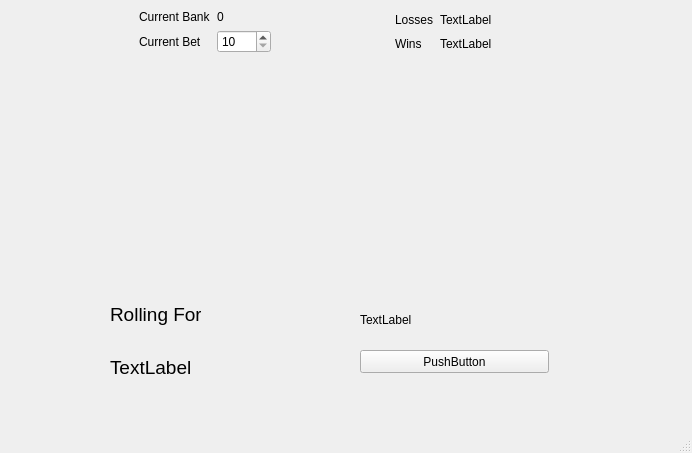
Qt form CrapsMainWindow.ui (SNHU-CETA-CSE/crapsnqt-nathanielpatrick-lemana) before a commit.
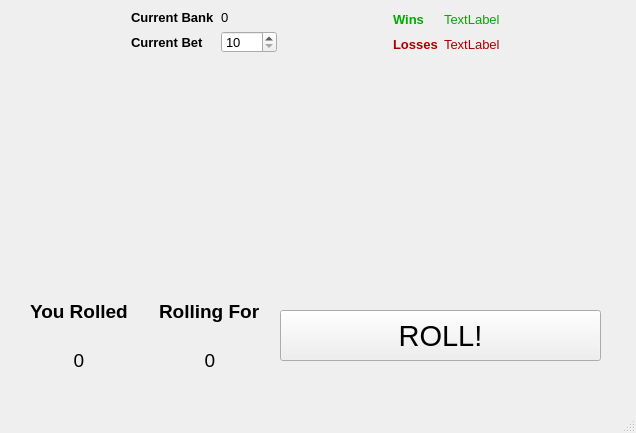
The same form after that commit. Icons and pictures are not drawn.

Commit message: Cleaned out obsoletes

```diff
--- a/CrapsMainWindow.ui
+++ b/CrapsMainWindow.ui
@@ -6,40 +6,19 @@
    <rect>
     <x>0</x>
     <y>0</y>
-    <width>692</width>
-    <height>453</height>
+    <width>636</width>
+    <height>433</height>
    </rect>
   </property>
+  <property name="font">
+   <font>
+    <family>MS UI Gothic</family>
+   </font>
+  </property>
   <property name="windowTitle">
    <string>MainWindow</string>
   </property>
   <widget class="QWidget" name="centralwidget">
-   <widget class="QPushButton" name="rollButton">
-    <property name="geometry">
-     <rect>
-      <x>360</x>
-      <y>350</y>
-      <width>189</width>
-      <height>23</height>
-     </rect>
-    </property>
-    <property name="text">
-     <string>PushButton</string>
-    </property>
-   </widget>
-   <widget class="QLabel" name="statusUI">
-    <property name="geometry">
-     <rect>
-      <x>360</x>
-      <y>290</y>
-      <width>189</width>
-      <height>60</height>
-     </rect>
-    </property>
-    <property name="text">
-     <string>TextLabel</string>
-    </property>
-   </widget>
    <widget class="QWidget" name="layoutWidget">
     <property name="geometry">
      <rect>
@@ -49,7 +28,7 @@
       <height>43</height>
      </rect>
     </property>
-    <layout class="QHBoxLayout" name="horizontalLayout">
+    <layout class="QHBoxLayout" name="upperBar">
      <item>
       <spacer name="horizontalSpacer_5">
        <property name="orientation">
@@ -64,9 +43,17 @@
       </spacer>
      </item>
      <item>
-      <layout class="QGridLayout" name="gridLayout_2">
+      <layout class="QGridLayout" name="bankAndBet">
        <item row="1" column="0">
         <widget class="QLabel" name="label_4">
+         <property name="font">
+          <font>
+           <family>MS UI Gothic</family>
+           <pointsize>10</pointsize>
+           <weight>75</weight>
+           <bold>true</bold>
+          </font>
+         </property>
          <property name="text">
           <string>Current Bet</string>
          </property>
@@ -74,6 +61,12 @@
        </item>
        <item row="0" column="1">
         <widget class="QLabel" name="currentBankValueUI">
+         <property name="font">
+          <font>
+           <family>MS UI Gothic</family>
+           <pointsize>10</pointsize>
+          </font>
+         </property>
          <property name="text">
           <string>0</string>
          </property>
@@ -81,6 +74,14 @@
        </item>
        <item row="0" column="0">
         <widget class="QLabel" name="label_3">
+         <property name="font">
+          <font>
+           <family>MS UI Gothic</family>
+           <pointsize>10</pointsize>
+           <weight>75</weight>
+           <bold>true</bold>
+          </font>
+         </property>
          <property name="text">
           <string>Current Bank</string>
          </property>
@@ -88,6 +89,12 @@
        </item>
        <item row="1" column="1">
         <widget class="QSpinBox" name="spinBox">
+         <property name="font">
+          <font>
+           <family>MS UI Gothic</family>
+           <pointsize>10</pointsize>
+          </font>
+         </property>
          <property name="minimum">
           <number>10</number>
          </property>
@@ -115,34 +122,218 @@
       </spacer>
      </item>
      <item>
-      <layout class="QGridLayout" name="gridLayout_3">
-       <item row="0" column="0">
-        <widget class="QLabel" name="label_5">
-         <property name="text">
-          <string>Losses</string>
-         </property>
-        </widget>
+      <layout class="QVBoxLayout" name="winsAndLosses">
+       <item>
+        <layout class="QHBoxLayout" name="horizontalLayout">
+         <item>
+          <widget class="QLabel" name="label">
+           <property name="palette">
+            <palette>
+             <active>
+              <colorrole role="WindowText">
+               <brush brushstyle="SolidPattern">
+                <color alpha="255">
+                 <red>0</red>
+                 <green>170</green>
+                 <blue>0</blue>
+                </color>
+               </brush>
+              </colorrole>
+             </active>
+             <inactive>
+              <colorrole role="WindowText">
+               <brush brushstyle="SolidPattern">
+                <color alpha="255">
+                 <red>0</red>
+                 <green>170</green>
+                 <blue>0</blue>
+                </color>
+               </brush>
+              </colorrole>
+             </inactive>
+             <disabled>
+              <colorrole role="WindowText">
+               <brush brushstyle="SolidPattern">
+                <color alpha="255">
+                 <red>120</red>
+                 <green>120</green>
+                 <blue>120</blue>
+                </color>
+               </brush>
+              </colorrole>
+             </disabled>
+            </palette>
+           </property>
+           <property name="font">
+            <font>
+             <family>MS UI Gothic</family>
+             <pointsize>10</pointsize>
+             <weight>75</weight>
+             <bold>true</bold>
+            </font>
+           </property>
+           <property name="text">
+            <string>Wins</string>
+           </property>
+          </widget>
+         </item>
+         <item>
+          <widget class="QLabel" name="winsCountUI">
+           <property name="palette">
+            <palette>
+             <active>
+              <colorrole role="WindowText">
+               <brush brushstyle="SolidPattern">
+                <color alpha="255">
+                 <red>0</red>
+                 <green>170</green>
+                 <blue>0</blue>
+                </color>
+               </brush>
+              </colorrole>
+             </active>
+             <inactive>
+              <colorrole role="WindowText">
+               <brush brushstyle="SolidPattern">
+                <color alpha="255">
+                 <red>0</red>
+                 <green>170</green>
+                 <blue>0</blue>
+                </color>
+               </brush>
+              </colorrole>
+             </inactive>
+             <disabled>
+              <colorrole role="WindowText">
+               <brush brushstyle="SolidPattern">
+                <color alpha="255">
+                 <red>120</red>
+                 <green>120</green>
+                 <blue>120</blue>
+                </color>
+               </brush>
+              </colorrole>
+             </disabled>
+            </palette>
+           </property>
+           <property name="font">
+            <font>
+             <family>MS UI Gothic</family>
+             <pointsize>10</pointsize>
+            </font>
+           </property>
+           <property name="text">
+            <string>TextLabel</string>
+           </property>
+          </widget>
+         </item>
+        </layout>
        </item>
-       <item row="1" column="1">
-        <widget class="QLabel" name="winsCountUI">
-         <property name="text">
-          <string>TextLabel</string>
-         </property>
-        </widget>
-       </item>
-       <item row="0" column="1">
-        <widget class="QLabel" name="lossCountUI">
-         <property name="text">
-          <string>TextLabel</string>
-         </property>
-        </widget>
-       </item>
-       <item row="1" column="0">
-        <widget class="QLabel" name="label">
-         <property name="text">
-          <string>Wins</string>
-         </property>
-        </widget>
+       <item>
+        <layout class="QHBoxLayout" name="horizontalLayout_2">
+         <item>
+          <widget class="QLabel" name="label_5">
+           <property name="palette">
+            <palette>
+             <active>
+              <colorrole role="WindowText">
+               <brush brushstyle="SolidPattern">
+                <color alpha="255">
+                 <red>170</red>
+                 <green>0</green>
+                 <blue>0</blue>
+                </color>
+               </brush>
+              </colorrole>
+             </active>
+             <inactive>
+              <colorrole role="WindowText">
+               <brush brushstyle="SolidPattern">
+                <color alpha="255">
+                 <red>170</red>
+                 <green>0</green>
+                 <blue>0</blue>
+                </color>
+               </brush>
+              </colorrole>
+             </inactive>
+             <disabled>
+              <colorrole role="WindowText">
+               <brush brushstyle="SolidPattern">
+                <color alpha="255">
+                 <red>120</red>
+                 <green>120</green>
+                 <blue>120</blue>
+                </color>
+               </brush>
+              </colorrole>
+             </disabled>
+            </palette>
+           </property>
+           <property name="font">
+            <font>
+             <family>MS UI Gothic</family>
+             <pointsize>10</pointsize>
+             <weight>75</weight>
+             <bold>true</bold>
+            </font>
+           </property>
+           <property name="text">
+            <string>Losses</string>
+           </property>
+          </widget>
+         </item>
+         <item>
+          <widget class="QLabel" name="lossCountUI">
+           <property name="palette">
+            <palette>
+             <active>
+              <colorrole role="WindowText">
+               <brush brushstyle="SolidPattern">
+                <color alpha="255">
+                 <red>170</red>
+                 <green>0</green>
+                 <blue>0</blue>
+                </color>
+               </brush>
+              </colorrole>
+             </active>
+             <inactive>
+              <colorrole role="WindowText">
+               <brush brushstyle="SolidPattern">
+                <color alpha="255">
+                 <red>170</red>
+                 <green>0</green>
+                 <blue>0</blue>
+                </color>
+               </brush>
+              </colorrole>
+             </inactive>
+             <disabled>
+              <colorrole role="WindowText">
+               <brush brushstyle="SolidPattern">
+                <color alpha="255">
+                 <red>120</red>
+                 <green>120</green>
+                 <blue>120</blue>
+                </color>
+               </brush>
+              </colorrole>
+             </disabled>
+            </palette>
+           </property>
+           <property name="font">
+            <font>
+             <family>MS UI Gothic</family>
+             <pointsize>10</pointsize>
+            </font>
+           </property>
+           <property name="text">
+            <string>TextLabel</string>
+           </property>
+          </widget>
+         </item>
+        </layout>
        </item>
       </layout>
      </item>
@@ -170,7 +361,7 @@
       <height>201</height>
      </rect>
     </property>
-    <layout class="QHBoxLayout" name="horizontalLayout_2">
+    <layout class="QHBoxLayout" name="dice">
      <item>
       <spacer name="horizontalSpacer_2">
        <property name="orientation">
@@ -232,42 +423,124 @@
      </item>
     </layout>
    </widget>
-   <widget class="QWidget" name="layoutWidget">
+   <widget class="QWidget" name="horizontalLayoutWidget_4">
     <property name="geometry">
      <rect>
-      <x>110</x>
+      <x>30</x>
       <y>290</y>
-      <width>91</width>
-      <height>101</height>
+      <width>231</width>
+      <height>91</height>
      </rect>
     </property>
-    <layout class="QVBoxLayout" name="verticalLayout">
+    <layout class="QHBoxLayout" name="horizontalLayout_3">
      <item>
-      <widget class="QLabel" name="label_2">
-       <property name="font">
-        <font>
-         <pointsize>14</pointsize>
-        </font>
-       </property>
-       <property name="text">
-        <string>Rolling For</string>
-       </property>
-      </widget>
-     </item>
-     <item>
-      <widget class="QLabel" name="rollingForUI">
-       <property name="font">
-        <font>
-         <pointsize>14</pointsize>
-        </font>
-       </property>
-       <property name="text">
-        <string>TextLabel</string>
-       </property>
-      </widget>
+      <layout class="QHBoxLayout" name="rollStats">
+       <item>
+        <layout class="QVBoxLayout" name="verticalLayout_2">
+         <item>
+          <widget class="QLabel" name="label_6">
+           <property name="font">
+            <font>
+             <family>MS UI Gothic</family>
+             <pointsize>14</pointsize>
+             <weight>75</weight>
+             <bold>true</bold>
+            </font>
+           </property>
+           <property name="text">
+            <string>You Rolled</string>
+           </property>
+          </widget>
+         </item>
+         <item>
+          <widget class="QLabel" name="rollValueUI">
+           <property name="font">
+            <font>
+             <family>MS UI Gothic</family>
+             <pointsize>14</pointsize>
+            </font>
+           </property>
+           <property name="text">
+            <string>0</string>
+           </property>
+           <property name="alignment">
+            <set>Qt::AlignCenter</set>
+           </property>
+          </widget>
+         </item>
+        </layout>
+       </item>
+       <item>
+        <spacer name="horizontalSpacer_7">
+         <property name="orientation">
+          <enum>Qt::Horizontal</enum>
+         </property>
+         <property name="sizeHint" stdset="0">
+          <size>
+           <width>40</width>
+           <height>20</height>
+          </size>
+         </property>
+        </spacer>
+       </item>
+       <item>
+        <layout class="QVBoxLayout" name="verticalLayout">
+         <item>
+          <widget class="QLabel" name="label_2">
+           <property name="font">
+            <font>
+             <family>MS UI Gothic</family>
+             <pointsize>14</pointsize>
+             <weight>75</weight>
+             <bold>true</bold>
+            </font>
+           </property>
+           <property name="text">
+            <string>Rolling For</string>
+           </property>
+          </widget>
+         </item>
+         <item>
+          <widget class="QLabel" name="rollingForUI">
+           <property name="font">
+            <font>
+             <family>MS UI Gothic</family>
+             <pointsize>14</pointsize>
+            </font>
+           </property>
+           <property name="text">
+            <string>0</string>
+           </property>
+           <property name="alignment">
+            <set>Qt::AlignCenter</set>
+           </property>
+          </widget>
+         </item>
+        </layout>
+       </item>
+      </layout>
      </item>
     </layout>
    </widget>
+   <widget class="QPushButton" name="rollButton">
+    <property name="geometry">
+     <rect>
+      <x>280</x>
+      <y>310</y>
+      <width>321</width>
+      <height>51</height>
+     </rect>
+    </property>
+    <property name="font">
+     <font>
+      <family>MS UI Gothic</family>
+      <pointsize>22</pointsize>
+     </font>
+    </property>
+    <property name="text">
+     <string>ROLL!</string>
+    </property>
+   </widget>
   </widget>
   <widget class="QMenuBar" name="menubar">
    <property name="geometry">
```
Left out of the diff: 8 changed lines with no effect on the pictures. The commit also changes 1 other file.
